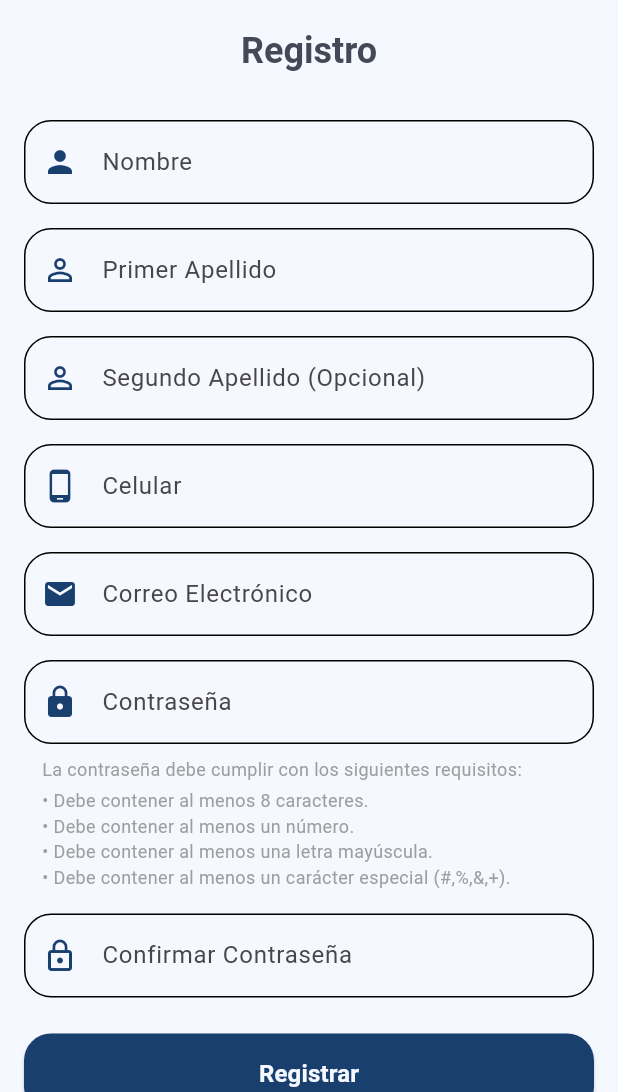
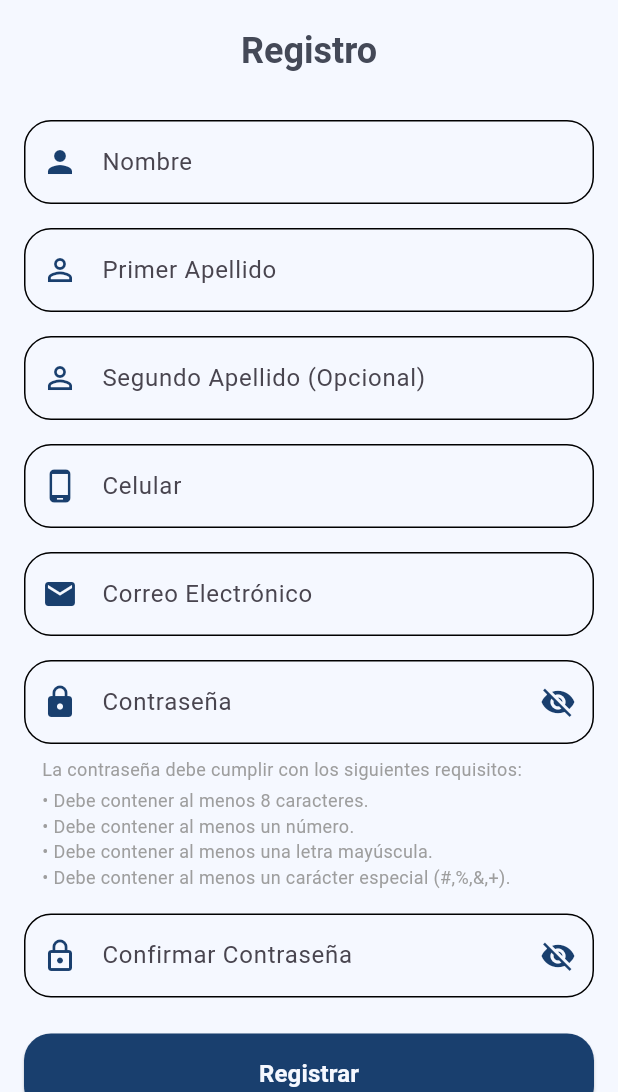
Before and after one commit to ESLEDA/grupo_sat_flutter, a Flutter app: the RegistroPage screen opened by its route, on a phone screen of 412 x 824 dp, the part 144-1236 px from its top. Run offline on Flutter 3.47's test engine with Material 3 defaults, Android fonts, the light colour scheme and no system bars; our stand-ins replace cloud_firestore, equatable, firebase_auth, firebase_core, flutter_bloc; accounts and stored records are empty.

Commit message:
Corrección de errores en login y registro

```diff
--- a/lib/features/auth/presentation/pages/login_page.dart
+++ b/lib/features/auth/presentation/pages/login_page.dart
@@ -112,7 +112,7 @@
                         prefixIcon: const Icon(Icons.lock),
                         suffixIcon: IconButton(
                           icon: Icon(
-                            _obscurePassword ? Icons.visibility : Icons.visibility_off,
+                            _obscurePassword ?  Icons.visibility_off : Icons.visibility,
                           ),
                           onPressed: () {
                             setState(() {
--- a/lib/features/auth/presentation/pages/registro_page.dart
+++ b/lib/features/auth/presentation/pages/registro_page.dart
@@ -21,6 +21,9 @@
   final _correoController = TextEditingController();
   final _contrasenaController = TextEditingController();
   final _confirmarContrasenaController = TextEditingController();
+
+  bool _obscurePassword = true;
+  bool _obscureConfirmPassword = true;
 
   String? _validateConfirmPassword(String? value) {
     if (value != _contrasenaController.text) {
@@ -188,20 +191,31 @@
                       const SizedBox(height: 16),
                       TextFormField(
                         controller: _contrasenaController,
-                        decoration: const InputDecoration(
+                        decoration: InputDecoration(
                           labelText: 'Contraseña',
-                          prefixIcon: Icon(Icons.lock, color: Color(0xFF193F6E)),
-                          border: OutlineInputBorder(
+                          prefixIcon: const Icon(Icons.lock, color: Color(0xFF193F6E)),
+                          suffixIcon: IconButton(
+                            icon: Icon(
+                              _obscurePassword ? Icons.visibility_off : Icons.visibility,
+                              color: const Color(0xFF193F6E),
+                            ),
+                            onPressed: () {
+                              setState(() {
+                                _obscurePassword = !_obscurePassword;
+                              });
+                            },
+                          ),
+                          border: const OutlineInputBorder(
                             borderRadius: BorderRadius.all(Radius.circular(18.0)),
                           ),
-                          enabledBorder: OutlineInputBorder(
+                          enabledBorder: const OutlineInputBorder(
                             borderRadius: BorderRadius.all(Radius.circular(18.0)),
                           ),
-                          focusedBorder: OutlineInputBorder(
+                          focusedBorder: const OutlineInputBorder(
                             borderRadius: BorderRadius.all(Radius.circular(18.0)),
                           ),
                         ),
-                        obscureText: true,
+                        obscureText: _obscurePassword,
                         validator: AuthValidators.validatePassword,
                       ),
                       // Texto informativo sobre requisitos de contraseña
@@ -227,20 +241,31 @@
                       const SizedBox(height: 16),
                       TextFormField(
                         controller: _confirmarContrasenaController,
-                        decoration: const InputDecoration(
+                        decoration: InputDecoration(
                           labelText: 'Confirmar Contraseña',
-                          prefixIcon: Icon(Icons.lock_outline, color: Color(0xFF193F6E)),
-                          border: OutlineInputBorder(
+                          prefixIcon: const Icon(Icons.lock_outline, color: Color(0xFF193F6E)),
+                          suffixIcon: IconButton(
+                            icon: Icon(
+                              _obscureConfirmPassword ? Icons.visibility_off : Icons.visibility,
+                              color: const Color(0xFF193F6E),
+                            ),
+                            onPressed: () {
+                              setState(() {
+                                _obscureConfirmPassword = !_obscureConfirmPassword;
+                              });
+                            },
+                          ),
+                          border: const OutlineInputBorder(
                             borderRadius: BorderRadius.all(Radius.circular(18.0)),
                           ),
-                          enabledBorder: OutlineInputBorder(
+                          enabledBorder: const OutlineInputBorder(
                             borderRadius: BorderRadius.all(Radius.circular(18.0)),
                           ),
-                          focusedBorder: OutlineInputBorder(
+                          focusedBorder: const OutlineInputBorder(
                             borderRadius: BorderRadius.all(Radius.circular(18.0)),
                           ),
                         ),
-                        obscureText: true,
+                        obscureText: _obscureConfirmPassword,
                         validator: _validateConfirmPassword,
                       ),
                       const SizedBox(height: 24),
```
